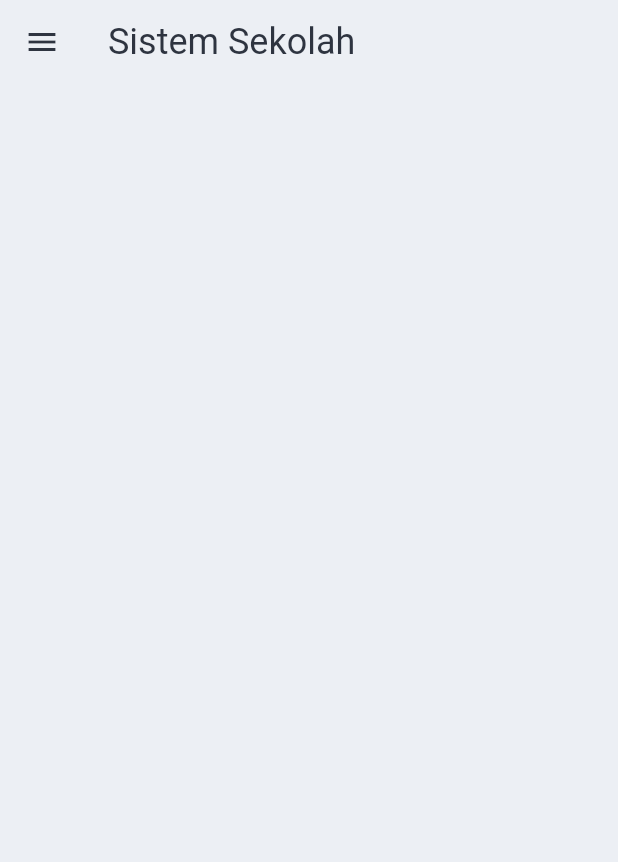
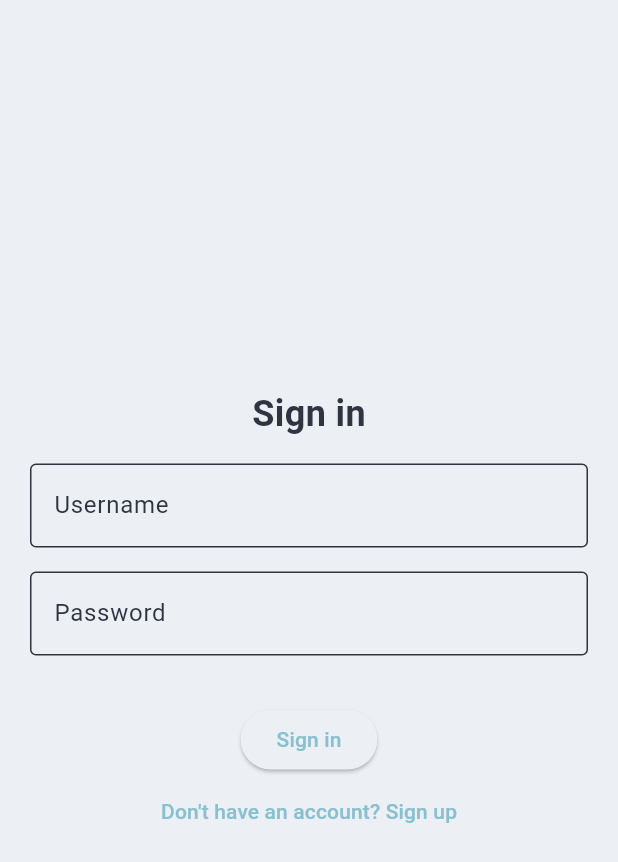
Before and after one commit to LinCie/sistem_kelas, a Flutter app: the screen it shows after launch, on a phone screen of 412 x 824 dp. Shown: the top 862 px of the screen. Run offline on Flutter 3.47's test engine with Material 3 defaults, Android fonts, the phone set to English and light mode, and no system bars; our stand-ins replace shared_preferences.

Commit message:
feat: add signup and signin page

```diff
--- a/lib/main.dart
+++ b/lib/main.dart
@@ -1,6 +1,5 @@
 import 'package:flutter/material.dart';
-
-import 'package:sistem_kelas/src/pages/home_page.dart';
+import 'package:sistem_kelas/screens/home/home_page.dart';
 
 void main() {
   runApp(const MyApp());
@@ -15,7 +14,7 @@
       title: 'Sistem Kelas',
       themeMode: ThemeMode.light,
       theme: ThemeData(
-        colorScheme: ColorScheme(
+        colorScheme: const ColorScheme(
           brightness: Brightness.light,
           primary: Color(0xff88c0d0),
           onPrimary: Color(0xffeceff4),
@@ -27,7 +26,7 @@
           onSurface: Color(0xff2e3440),
         ),
       ),
-      home: const HomePage(title: "Sistem Kelas"),
+      home: const HomePage(),
     );
   }
 }
--- /dev/null
+++ b/lib/screens/signin/signin_page.dart
@@ -0,0 +1,62 @@
+import 'package:flutter/material.dart';
+import 'package:sistem_kelas/screens/signup/signup_page.dart';
+
+class SignInPage extends StatefulWidget {
+  const SignInPage({super.key});
+
+  @override
+  State<SignInPage> createState() => _SignInPageState();
+}
+
+class _SignInPageState extends State<SignInPage> {
+  @override
+  Widget build(BuildContext context) {
+    return Scaffold(
+      body: Center(
+        child: Padding(
+          padding: const EdgeInsets.all(20.0),
+          child: Column(
+            mainAxisAlignment: MainAxisAlignment.center,
+            children: [
+              const Text(
+                'Sign in',
+                style: TextStyle(fontSize: 24, fontWeight: FontWeight.bold),
+              ),
+              const SizedBox(height: 16),
+              TextField(
+                decoration: const InputDecoration(
+                  labelText: 'Username',
+                  border: OutlineInputBorder(),
+                ),
+              ),
+              const SizedBox(height: 16),
+              TextField(
+                decoration: const InputDecoration(
+                  labelText: 'Password',
+                  border: OutlineInputBorder(),
+                ),
+                obscureText: true,
+              ),
+              const SizedBox(height: 32),
+              ElevatedButton(
+                onPressed: () {
+                  Navigator.pushReplacementNamed(context, '/home');
+                },
+                child: const Text('Sign in'),
+              ),
+              TextButton(
+                onPressed: () {
+                  Navigator.pushReplacement(
+                    context,
+                    MaterialPageRoute(builder: (_) => const SignUpPage()),
+                  );
+                },
+                child: const Text('Don\'t have an account? Sign up'),
+              ),
+            ],
+          ),
+        ),
+      ),
+    );
+  }
+}
--- a/pubspec.yaml
+++ b/pubspec.yaml
@@ -34,6 +34,7 @@
   # The following adds the Cupertino Icons font to your application.
   # Use with the CupertinoIcons class for iOS style icons.
   cupertino_icons: ^1.0.8
+  shared_preferences: ^2.5.3
 
 dev_dependencies:
   flutter_test:
```
Also changed, not shown: lib/screens/home/home_page.dart (added, +49 -0 lines), lib/screens/signup/signup_page.dart (added, +62 -0 lines), lib/src/pages/home_page.dart (deleted, +0 -87 lines), pubspec.lock, 1 other file.
